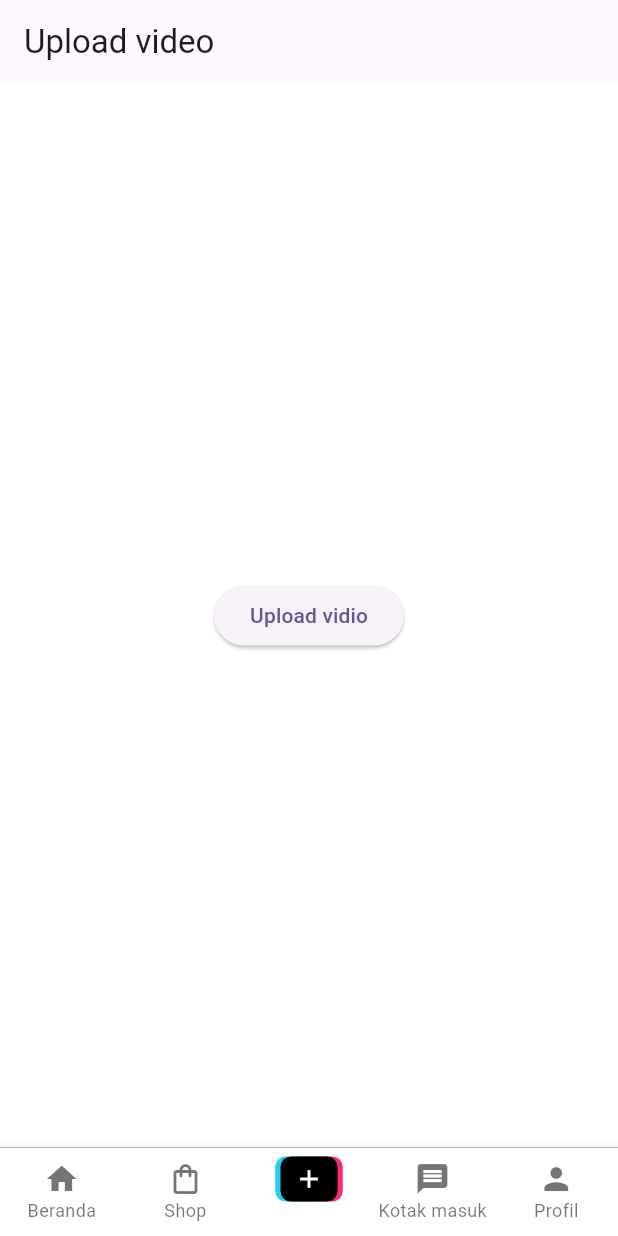
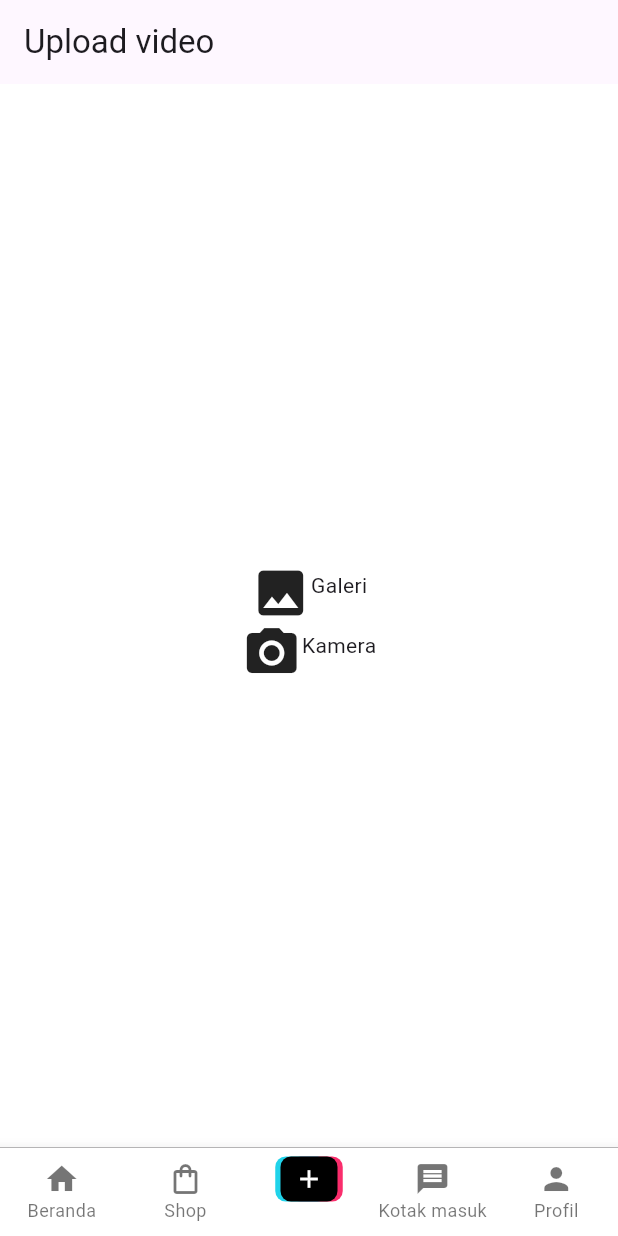
Before and after one commit to Imronarrosid/flutter_full_stack_tiktok_clone, a Flutter app: the screen it shows once a user with an empty profile is signed in, item 3 of the bottom bar chosen, on a phone screen of 412 x 824 dp. Run offline on Flutter 3.47's test engine with Material 2 defaults, Android fonts, the phone set to English and light mode, and no system bars; our stand-ins replace cached_network_image, cloud_firestore, firebase_auth, firebase_core, firebase_storage, get and 3 more; missing offline and left inert: video_compress; accounts and stored records are empty.

Commit message:
change option layout

```diff
--- a/lib/view/screen/add_video_screen.dart
+++ b/lib/view/screen/add_video_screen.dart
@@ -62,10 +62,46 @@ class AddVideoScreen extends StatelessWidget {
       ),
       body: Container(
           color: Colors.white,
+          width: MediaQuery.of(context).size.width,
           child: Center(
-            child: ElevatedButton(
-                onPressed: () => showOptionDialog(context),
-                child: const Text('Upload vidio')),
+            child: Column(
+              mainAxisAlignment: MainAxisAlignment.center,
+              children: [
+                InkWell(
+                  splashColor: Colors.black12,
+                  onTap: () => picVideo(ImageSource.gallery, context),
+                  child: Container(
+                    padding: const EdgeInsets.symmetric(horizontal: 15),
+                    height: 30,
+                    child: const Row(
+                      mainAxisAlignment: MainAxisAlignment.center,
+                      crossAxisAlignment: CrossAxisAlignment.center,
+                      children: [
+                        Icon(Icons.image,size:40),
+                        Text('Galeri'),
+                      ],
+                    ),
+                  ),
+                ),
+                const SizedBox(height: 10,),
+                InkWell(
+                  onTap: () => picVideo(ImageSource.camera, context),
+                  child: Container(
+                    padding: const EdgeInsets.symmetric(horizontal: 15),
+                    height: 30,
+                    child: const Row(
+                      crossAxisAlignment: CrossAxisAlignment.center,
+                      mainAxisAlignment: MainAxisAlignment.center,
+                      children: [
+                        Icon(Icons.camera_alt,size:40),
+                        Text('Kamera'),
+                      ],
+                    ),
+                  ),
+                ),
+
+              ],
+            ),
           )),
     );
   }
```
